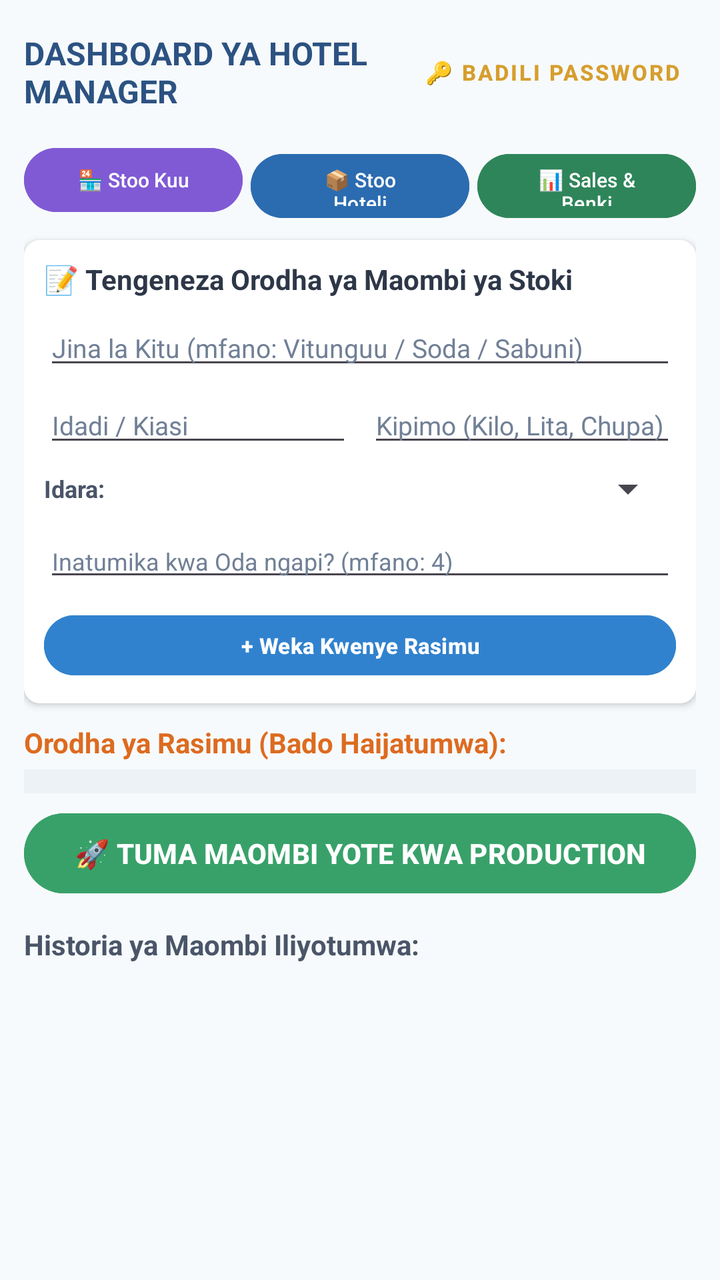
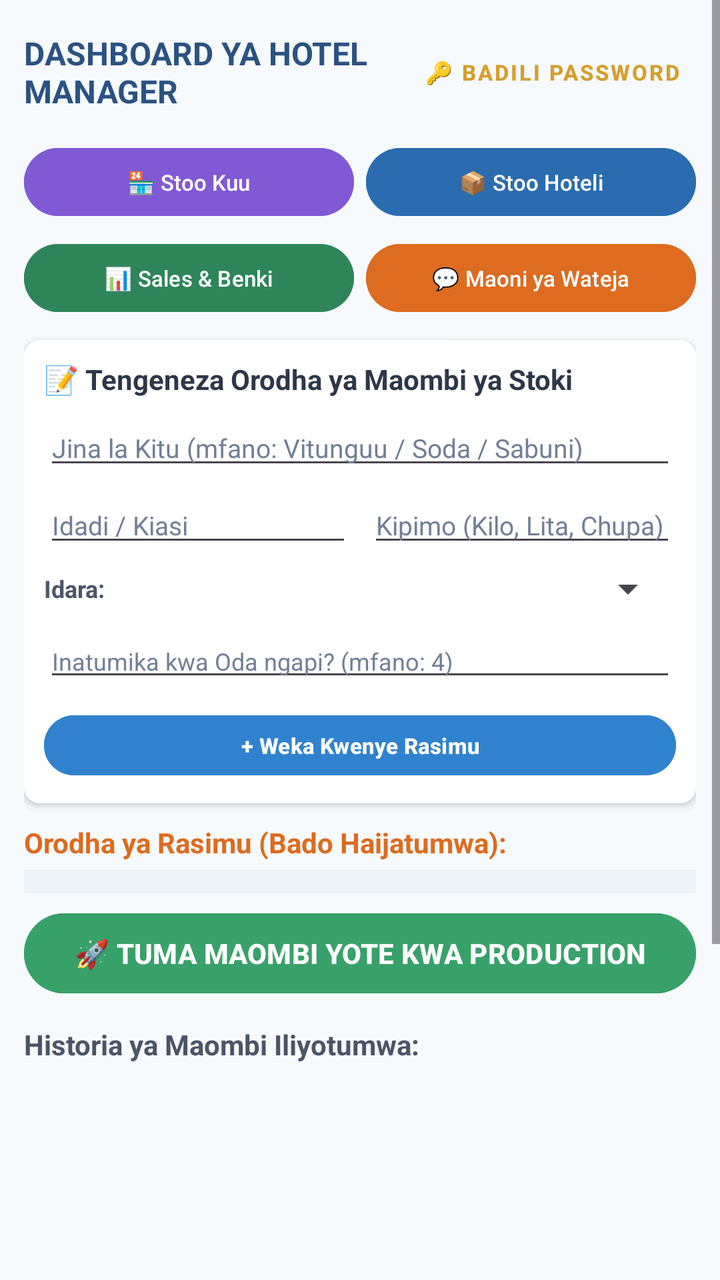

Screens rendered from an Android XML layout before and after an edit, with the pre-edit source and the edit as a unified diff.
<!-- AndroidManifest.xml: application theme Theme.HotelManagementSystem -->
<!-- res/layout/activity_manager_requisition.xml -->
<?xml version="1.0" encoding="utf-8"?>
<LinearLayout xmlns:android="http://schemas.android.com/apk/res/android"
    xmlns:app="http://schemas.android.com/apk/res-auto"
    android:layout_width="match_parent"
    android:layout_height="match_parent"
    android:orientation="vertical"
    android:background="#F7FAFC"
    android:padding="12dp">

    
    <LinearLayout
        android:layout_width="match_parent"
        android:layout_height="wrap_content"
        android:orientation="horizontal"
        android:gravity="center_vertical"
        android:layout_marginBottom="10dp">

        <TextView
            android:layout_width="0dp"
            android:layout_height="wrap_content"
            android:layout_weight="1"
            android:text="DASHBOARD YA HOTEL MANAGER"
            android:textSize="16sp"
            android:textStyle="bold"
            android:textColor="#2C5282" />

        <Button
            android:id="@+id/btnResetPassword"
            style="@style/Widget.MaterialComponents.Button.TextButton"
            android:layout_width="wrap_content"
            android:layout_height="wrap_content"
            android:text="🔑 BADILI PASSWORD"
            android:textColor="#D69E2E"
            android:textSize="11sp"
            android:textStyle="bold" />
    </LinearLayout>

    
    <LinearLayout
        android:layout_width="match_parent"
        android:layout_height="wrap_content"
        android:orientation="horizontal"
        android:layout_marginBottom="10dp">

        
        <Button
            android:id="@+id/btnCheckMainStore"
            android:layout_width="0dp"
            android:layout_height="40dp"
            android:layout_weight="1"
            android:text="🏪 Stoo Kuu"
            android:textSize="10sp"
            android:backgroundTint="#805AD5"
            android:textColor="#FFFFFF"
            android:layout_marginEnd="2dp" />

        
        <Button
            android:id="@+id/btnCheckSubStore"
            android:layout_width="0dp"
            android:layout_height="40dp"
            android:layout_weight="1"
            android:text="📦 Stoo Hoteli"
            android:textSize="10sp"
            android:backgroundTint="#2B6CB0"
            android:textColor="#FFFFFF"
            android:layout_marginHorizontal="2dp" />

        
        <Button
            android:id="@+id/btnViewLiveSales"
            android:layout_width="0dp"
            android:layout_height="40dp"
            android:layout_weight="1"
            android:text="📊 Sales &amp; Benki"
            android:textSize="10sp"
            android:backgroundTint="#2F855A"
            android:textColor="#FFFFFF"
            android:layout_marginStart="2dp" />
    </LinearLayout>

    
    <androidx.cardview.widget.CardView
        android:layout_width="match_parent"
        android:layout_height="wrap_content"
        app:cardCornerRadius="8dp"
        app:cardElevation="2dp"
        android:layout_marginBottom="10dp">

        <LinearLayout
            android:layout_width="match_parent"
            android:layout_height="wrap_content"
            android:orientation="vertical"
            android:padding="10dp"
            android:background="#FFFFFF">

            <TextView
                android:layout_width="wrap_content"
                android:layout_height="wrap_content"
                android:text="📝 Tengeneza Orodha ya Maombi ya Stoki"
                android:textStyle="bold"
                android:textColor="#2D3748"
                android:layout_marginBottom="6dp" />

            
            <EditText
                android:id="@+id/etReqItemName"
                android:layout_width="match_parent"
                android:layout_height="wrap_content"
                android:hint="Jina la Kitu (mfano: Vitunguu / Soda / Sabuni)"
                android:textColorHint="#718096"
                android:textColor="#1A202C"
                android:textSize="13sp"
                android:layout_marginBottom="4dp" />

            <LinearLayout
                android:layout_width="match_parent"
                android:layout_height="wrap_content"
                android:orientation="horizontal"
                android:layout_marginBottom="4dp">

                
                <EditText
                    android:id="@+id/etReqQuantity"
                    android:layout_width="0dp"
                    android:layout_height="wrap_content"
                    android:layout_weight="1"
                    android:hint="Idadi / Kiasi"
                    android:inputType="numberDecimal"
                    android:textColorHint="#718096"
                    android:textColor="#1A202C"
                    android:textSize="13sp"
                    android:layout_marginEnd="4dp" />

                
                <EditText
                    android:id="@+id/etReqUnit"
                    android:layout_width="0dp"
                    android:layout_height="wrap_content"
                    android:layout_weight="1"
                    android:hint="Kipimo (Kilo, Lita, Chupa)"
                    android:textColorHint="#718096"
                    android:textColor="#1A202C"
                    android:textSize="13sp"
                    android:layout_marginStart="4dp" />
            </LinearLayout>

            
            <LinearLayout
                android:layout_width="match_parent"
                android:layout_height="wrap_content"
                android:orientation="horizontal"
                android:gravity="center_vertical"
                android:layout_marginBottom="6dp">

                <TextView
                    android:layout_width="wrap_content"
                    android:layout_height="wrap_content"
                    android:text="Idara:"
                    android:textColor="#4A5568"
                    android:textSize="12sp"
                    android:textStyle="bold"
                    android:layout_marginEnd="8dp" />

                <Spinner
                    android:id="@+id/spReqDepartment"
                    android:layout_width="match_parent"
                    android:layout_height="wrap_content" />
            </LinearLayout>

            
            <EditText
                android:id="@+id/etReqRatioPerOrder"
                android:layout_width="match_parent"
                android:layout_height="wrap_content"
                android:hint="Inatumika kwa Oda ngapi? (mfano: 4)"
                android:inputType="numberDecimal"
                android:textColorHint="#718096"
                android:textColor="#1A202C"
                android:textSize="12sp"
                android:layout_marginBottom="8dp" />

            <Button
                android:id="@+id/btnAddReqToDraft"
                android:layout_width="match_parent"
                android:layout_height="38dp"
                android:text="+ Weka Kwenye Rasimu"
                android:backgroundTint="#3182CE"
                android:textColor="#FFFFFF"
                android:textSize="11sp"
                android:textStyle="bold" />
        </LinearLayout>
    </androidx.cardview.widget.CardView>

    
    <LinearLayout
        android:id="@+id/layoutDraftContainer"
        android:layout_width="match_parent"
        android:layout_height="wrap_content"
        android:orientation="vertical"
        android:layout_marginBottom="8dp">

        <TextView
            android:layout_width="wrap_content"
            android:layout_height="wrap_content"
            android:text="Orodha ya Rasimu (Bado Haijatumwa):"
            android:textStyle="bold"
            android:textColor="#DD6B20"
            android:layout_marginBottom="4dp" />

        <LinearLayout
            android:id="@+id/llDraftItemsList"
            android:layout_width="match_parent"
            android:layout_height="wrap_content"
            android:orientation="vertical"
            android:background="#EDF2F7"
            android:padding="6dp"
            android:layout_marginBottom="6dp" />

        <Button
            android:id="@+id/btnSendAllRequisitions"
            android:layout_width="match_parent"
            android:layout_height="wrap_content"
            android:text="🚀 TUMA MAOMBI YOTE KWA PRODUCTION"
            android:backgroundTint="#38A169"
            android:textColor="#FFFFFF"
            android:textStyle="bold" />
    </LinearLayout>

    
    <TextView
        android:layout_width="wrap_content"
        android:layout_height="wrap_content"
        android:text="Historia ya Maombi Iliyotumwa:"
        android:textStyle="bold"
        android:textColor="#4A5568"
        android:layout_marginTop="4dp"
        android:layout_marginBottom="4dp" />

    <androidx.recyclerview.widget.RecyclerView
        android:id="@+id/rvRequisitionsHistory"
        android:layout_width="match_parent"
        android:layout_height="0dp"
        android:layout_weight="1"
        android:scrollbars="vertical" />
</LinearLayout>
<!-- resources referenced by this layout -->
<resources>
  <style name="Theme.HotelManagementSystem" parent="Base.Theme.HotelManagementSystem" />
  <style name="Base.Theme.HotelManagementSystem" parent="Theme.Material3.DayNight.NoActionBar">
          
          
      </style>
</resources>

<!-- the commit's change to res/layout/activity_manager_requisition.xml (unified diff, before → after) -->
@@ -1,246 +1,268 @@
 <?xml version="1.0" encoding="utf-8"?>
-<LinearLayout xmlns:android="http://schemas.android.com/apk/res/android"
+<ScrollView xmlns:android="http://schemas.android.com/apk/res/android"
     xmlns:app="http://schemas.android.com/apk/res-auto"
     android:layout_width="match_parent"
     android:layout_height="match_parent"
-    android:orientation="vertical"
-    android:background="#F7FAFC"
-    android:padding="12dp">
-
-    
+    android:fillViewport="true"
+    android:background="#F7FAFC">
+
     <LinearLayout
         android:layout_width="match_parent"
         android:layout_height="wrap_content"
-        android:orientation="horizontal"
-        android:gravity="center_vertical"
-        android:layout_marginBottom="10dp">
-
-        <TextView
-            android:layout_width="0dp"
-            android:layout_height="wrap_content"
-            android:layout_weight="1"
-            android:text="DASHBOARD YA HOTEL MANAGER"
-            android:textSize="16sp"
-            android:textStyle="bold"
-            android:textColor="#2C5282" />
-
-        <Button
-            android:id="@+id/btnResetPassword"
-            style="@style/Widget.MaterialComponents.Button.TextButton"
-            android:layout_width="wrap_content"
-            android:layout_height="wrap_content"
-            android:text="🔑 BADILI PASSWORD"
-            android:textColor="#D69E2E"
-            android:textSize="11sp"
-            android:textStyle="bold" />
-    </LinearLayout>
-
-    
-    <LinearLayout
-        android:layout_width="match_parent"
-        android:layout_height="wrap_content"
-        android:orientation="horizontal"
-        android:layout_marginBottom="10dp">
-
-        
-        <Button
-            android:id="@+id/btnCheckMainStore"
-            android:layout_width="0dp"
-            android:layout_height="40dp"
-            android:layout_weight="1"
-            android:text="🏪 Stoo Kuu"
-            android:textSize="10sp"
-            android:backgroundTint="#805AD5"
-            android:textColor="#FFFFFF"
-            android:layout_marginEnd="2dp" />
-
-        
-        <Button
-            android:id="@+id/btnCheckSubStore"
-            android:layout_width="0dp"
-            android:layout_height="40dp"
-            android:layout_weight="1"
-            android:text="📦 Stoo Hoteli"
-            android:textSize="10sp"
-            android:backgroundTint="#2B6CB0"
-            android:textColor="#FFFFFF"
-            android:layout_marginHorizontal="2dp" />
-
-        
-        <Button
-            android:id="@+id/btnViewLiveSales"
-            android:layout_width="0dp"
-            android:layout_height="40dp"
-            android:layout_weight="1"
-            android:text="📊 Sales &amp; Benki"
-            android:textSize="10sp"
-            android:backgroundTint="#2F855A"
-            android:textColor="#FFFFFF"
-            android:layout_marginStart="2dp" />
-    </LinearLayout>
-
-    
-    <androidx.cardview.widget.CardView
-        android:layout_width="match_parent"
-        android:layout_height="wrap_content"
-        app:cardCornerRadius="8dp"
-        app:cardElevation="2dp"
-        android:layout_marginBottom="10dp">
-
-        <LinearLayout
-            android:layout_width="match_parent"
-            android:layout_height="wrap_content"
-            android:orientation="vertical"
-            android:padding="10dp"
-            android:background="#FFFFFF">
+        android:orientation="vertical"
+        android:padding="12dp">
+
+        
+        <LinearLayout
+            android:layout_width="match_parent"
+            android:layout_height="wrap_content"
+            android:orientation="horizontal"
+            android:gravity="center_vertical"
+            android:layout_marginBottom="10dp">
 
             <TextView
+                android:layout_width="0dp"
+                android:layout_height="wrap_content"
+                android:layout_weight="1"
+                android:text="DASHBOARD YA HOTEL MANAGER"
+                android:textSize="16sp"
+                android:textStyle="bold"
+                android:textColor="#2C5282" />
+
+            <Button
+                android:id="@+id/btnResetPassword"
+                style="@style/Widget.MaterialComponents.Button.TextButton"
                 android:layout_width="wrap_content"
                 android:layout_height="wrap_content"
-                android:text="📝 Tengeneza Orodha ya Maombi ya Stoki"
-                android:textStyle="bold"
-                android:textColor="#2D3748"
-                android:layout_marginBottom="6dp" />
-
-            
-            <EditText
-                android:id="@+id/etReqItemName"
-                android:layout_width="match_parent"
-                android:layout_height="wrap_content"
-                android:hint="Jina la Kitu (mfano: Vitunguu / Soda / Sabuni)"
-                android:textColorHint="#718096"
-                android:textColor="#1A202C"
-                android:textSize="13sp"
-                android:layout_marginBottom="4dp" />
+                android:text="🔑 BADILI PASSWORD"
+                android:textColor="#D69E2E"
+                android:textSize="11sp"
+                android:textStyle="bold" />
+        </LinearLayout>
+
+        
+        <LinearLayout
+            android:layout_width="match_parent"
+            android:layout_height="wrap_content"
+            android:orientation="horizontal"
+            android:layout_marginBottom="6dp">
+
+            <Button
+                android:id="@+id/btnCheckMainStore"
+                android:layout_width="0dp"
+                android:layout_height="42dp"
+                android:layout_weight="1"
+                android:text="🏪 Stoo Kuu"
+                android:textSize="11sp"
+                android:backgroundTint="#805AD5"
+                android:textColor="#FFFFFF"
+                android:layout_marginEnd="3dp" />
+
+            <Button
+                android:id="@+id/btnCheckSubStore"
+                android:layout_width="0dp"
+                android:layout_height="42dp"
+                android:layout_weight="1"
+                android:text="📦 Stoo Hoteli"
+                android:textSize="11sp"
+                android:backgroundTint="#2B6CB0"
+                android:textColor="#FFFFFF"
+                android:layout_marginStart="3dp" />
+        </LinearLayout>
+
+        
+        <LinearLayout
+            android:layout_width="match_parent"
+            android:layout_height="wrap_content"
+            android:orientation="horizontal"
+            android:layout_marginBottom="10dp">
+
+            <Button
+                android:id="@+id/btnViewLiveSales"
+                android:layout_width="0dp"
+                android:layout_height="42dp"
+                android:layout_weight="1"
+                android:text="📊 Sales &amp; Benki"
+                android:textSize="11sp"
+                android:backgroundTint="#2F855A"
+                android:textColor="#FFFFFF"
+                android:layout_marginEnd="3dp" />
+
+            <Button
+                android:id="@+id/btnViewFeedback"
+                android:layout_width="0dp"
+                android:layout_height="42dp"
+                android:layout_weight="1"
+                android:text="💬 Maoni ya Wateja"
+                android:textSize="11sp"
+                android:backgroundTint="#DD6B20"
+                android:textColor="#FFFFFF"
+                android:layout_marginStart="3dp" />
+        </LinearLayout>
+
+        
+        <androidx.cardview.widget.CardView
+            android:layout_width="match_parent"
+            android:layout_height="wrap_content"
+            app:cardCornerRadius="8dp"
+            app:cardElevation="2dp"
+            android:layout_marginBottom="10dp">
 
             <LinearLayout
                 android:layout_width="match_parent"
                 android:layout_height="wrap_content"
-                android:orientation="horizontal"
-                android:layout_marginBottom="4dp">
+                android:orientation="vertical"
+                android:padding="10dp"
+                android:background="#FFFFFF">
+
+                <TextView
+                    android:layout_width="wrap_content"
+                    android:layout_height="wrap_content"
+                    android:text="📝 Tengeneza Orodha ya Maombi ya Stoki"
+                    android:textStyle="bold"
+                    android:textColor="#2D3748"
+                    android:layout_marginBottom="6dp" />
 
                 
                 <EditText
-                    android:id="@+id/etReqQuantity"
-                    android:layout_width="0dp"
-                    android:layout_height="wrap_content"
-                    android:layout_weight="1"
-                    android:hint="Idadi / Kiasi"
+                    android:id="@+id/etReqItemName"
+                    android:layout_width="match_parent"
+                    android:layout_height="wrap_content"
+                    android:hint="Jina la Kitu (mfano: Vitunguu / Soda / Sabuni)"
+                    android:textColorHint="#718096"
+                    android:textColor="#1A202C"
+                    android:textSize="13sp"
+                    android:layout_marginBottom="4dp" />
+
+                <LinearLayout
+                    android:layout_width="match_parent"
+                    android:layout_height="wrap_content"
+                    android:orientation="horizontal"
+                    android:layout_marginBottom="4dp">
+
+                    
+                    <EditText
+                        android:id="@+id/etReqQuantity"
+                        android:layout_width="0dp"
+                        android:layout_height="wrap_content"
+                        android:layout_weight="1"
+                        android:hint="Idadi / Kiasi"
+                        android:inputType="numberDecimal"
+                        android:textColorHint="#718096"
+                        android:textColor="#1A202C"
+                        android:textSize="13sp"
+                        android:layout_marginEnd="4dp" />
+
+                    
+                    <EditText
+                        android:id="@+id/etReqUnit"
+                        android:layout_width="0dp"
+                        android:layout_height="wrap_content"
+                        android:layout_weight="1"
+                        android:hint="Kipimo (Kilo, Lita, Chupa)"
+                        android:textColorHint="#718096"
+                        android:textColor="#1A202C"
+                        android:textSize="13sp"
+                        android:layout_marginStart="4dp" />
+                </LinearLayout>
+
+                
+                <LinearLayout
+                    android:layout_width="match_parent"
+                    android:layout_height="wrap_content"
+                    android:orientation="horizontal"
+                    android:gravity="center_vertical"
+                    android:layout_marginBottom="6dp">
+
+                    <TextView
+                        android:layout_width="wrap_content"
+                        android:layout_height="wrap_content"
+                        android:text="Idara:"
+                        android:textColor="#4A5568"
+                        android:textSize="12sp"
+                        android:textStyle="bold"
+                        android:layout_marginEnd="8dp" />
+
+                    <Spinner
+                        android:id="@+id/spReqDepartment"
+                        android:layout_width="match_parent"
+                        android:layout_height="wrap_content" />
+                </LinearLayout>
+
+                
+                <EditText
+                    android:id="@+id/etReqRatioPerOrder"
+                    android:layout_width="match_parent"
+                    android:layout_height="wrap_content"
+                    android:hint="Inatumika kwa Oda ngapi? (mfano: 4)"
                     android:inputType="numberDecimal"
                     android:textColorHint="#718096"
                     android:textColor="#1A202C"
-                    android:textSize="13sp"
-                    android:layout_marginEnd="4dp" />
-
-                
-                <EditText
-                    android:id="@+id/etReqUnit"
-                    android:layout_width="0dp"
-                    android:layout_height="wrap_content"
-                    android:layout_weight="1"
-                    android:hint="Kipimo (Kilo, Lita, Chupa)"
-                    android:textColorHint="#718096"
-                    android:textColor="#1A202C"
-                    android:textSize="13sp"
-                    android:layout_marginStart="4dp" />
+                    android:textSize="12sp"
+                    android:layout_marginBottom="8dp" />
+
+                <Button
+                    android:id="@+id/btnAddReqToDraft"
+                    android:layout_width="match_parent"
+                    android:layout_height="38dp"
+                    android:text="+ Weka Kwenye Rasimu"
+                    android:backgroundTint="#3182CE"
+                    android:textColor="#FFFFFF"
+                    android:textSize="11sp"
+                    android:textStyle="bold" />
             </LinearLayout>
-
-            
+        </androidx.cardview.widget.CardView>
+
+        
+        <LinearLayout
+            android:id="@+id/layoutDraftContainer"
+            android:layout_width="match_parent"
+            android:layout_height="wrap_content"
+            android:orientation="vertical"
+            android:layout_marginBottom="8dp">
+
+            <TextView
+                android:layout_width="wrap_content"
+                android:layout_height="wrap_content"
+                android:text="Orodha ya Rasimu (Bado Haijatumwa):"
+                android:textStyle="bold"
+                android:textColor="#DD6B20"
+                android:layout_marginBottom="4dp" />
+
             <LinearLayout
+                android:id="@+id/llDraftItemsList"
                 android:layout_width="match_parent"
                 android:layout_height="wrap_content"
-                android:orientation="horizontal"
-                android:gravity="center_vertical"
-                android:layout_marginBottom="6dp">
-
-                <TextView
-                    android:layout_width="wrap_content"
-                    android:layout_height="wrap_content"
-                    android:text="Idara:"
-                    android:textColor="#4A5568"
-                    android:textSize="12sp"
-                    android:textStyle="bold"
-                    android:layout_marginEnd="8dp" />
-
-                <Spinner
-                    android:id="@+id/spReqDepartment"
-                    android:layout_width="match_parent"
-                    android:layout_height="wrap_content" />
-            </LinearLayout>
-
-            
-            <EditText
-                android:id="@+id/etReqRatioPerOrder"
+                android:orientation="vertical"
+                android:background="#EDF2F7"
+                android:padding="6dp"
+                android:layout_marginBottom="6dp" />
+
+            <Button
+                android:id="@+id/btnSendAllRequisitions"
                 android:layout_width="match_parent"
                 android:layout_height="wrap_content"
-                android:hint="Inatumika kwa Oda ngapi? (mfano: 4)"
-                android:inputType="numberDecimal"
-                android:textColorHint="#718096"
-                android:textColor="#1A202C"
-                android:textSize="12sp"
-                android:layout_marginBottom="8dp" />
-
-            <Button
-                android:id="@+id/btnAddReqToDraft"
-                android:layout_width="match_parent"
-                android:layout_height="38dp"
-                android:text="+ Weka Kwenye Rasimu"
-                android:backgroundTint="#3182CE"
-                android:textColor="#FFFFFF"
-                android:textSize="11sp"
+                android:text="🚀 TUMA MAOMBI YOTE KWA PRODUCTION"
+                android:backgroundTint="#38A169"
+                android:textColor="#FFFFFF"
                 android:textStyle="bold" />
         </LinearLayout>
-    </androidx.cardview.widget.CardView>
-
-    
-    <LinearLayout
-        android:id="@+id/layoutDraftContainer"
-        android:layout_width="match_parent"
-        android:layout_height="wrap_content"
-        android:orientation="vertical"
-        android:layout_marginBottom="8dp">
-
+
+        
         <TextView
             android:layout_width="wrap_content"
             android:layout_height="wrap_content"
-            android:text="Orodha ya Rasimu (Bado Haijatumwa):"
+            android:text="Historia ya Maombi Iliyotumwa:"
             android:textStyle="bold"
-            android:textColor="#DD6B20"
+            android:textColor="#4A5568"
+            android:layout_marginTop="4dp"
             android:layout_marginBottom="4dp" />
 
-        <LinearLayout
-            android:id="@+id/llDraftItemsList"
-            android:layout_width="match_parent"
-            android:layout_height="wrap_content"
-            android:orientation="vertical"
-            android:background="#EDF2F7"
-            android:padding="6dp"
-            android:layout_marginBottom="6dp" />
-
-        <Button
-            android:id="@+id/btnSendAllRequisitions"
-            android:layout_width="match_parent"
-            android:layout_height="wrap_content"
-            android:text="🚀 TUMA MAOMBI YOTE KWA PRODUCTION"
-            android:backgroundTint="#38A169"
-            android:textColor="#FFFFFF"
-            android:textStyle="bold" />
+        <androidx.recyclerview.widget.RecyclerView
+            android:id="@+id/rvRequisitionsHistory"
+            android:layout_width="match_parent"
+            android:layout_height="320dp"
+            android:nestedScrollingEnabled="false"
+            android:scrollbars="vertical" />
     </LinearLayout>
-
-    
-    <TextView
-        android:layout_width="wrap_content"
-        android:layout_height="wrap_content"
-        android:text="Historia ya Maombi Iliyotumwa:"
-        android:textStyle="bold"
-        android:textColor="#4A5568"
-        android:layout_marginTop="4dp"
-        android:layout_marginBottom="4dp" />
-
-    <androidx.recyclerview.widget.RecyclerView
-        android:id="@+id/rvRequisitionsHistory"
-        android:layout_width="match_parent"
-        android:layout_height="0dp"
-        android:layout_weight="1"
-        android:scrollbars="vertical" />
-</LinearLayout>
+</ScrollView>
